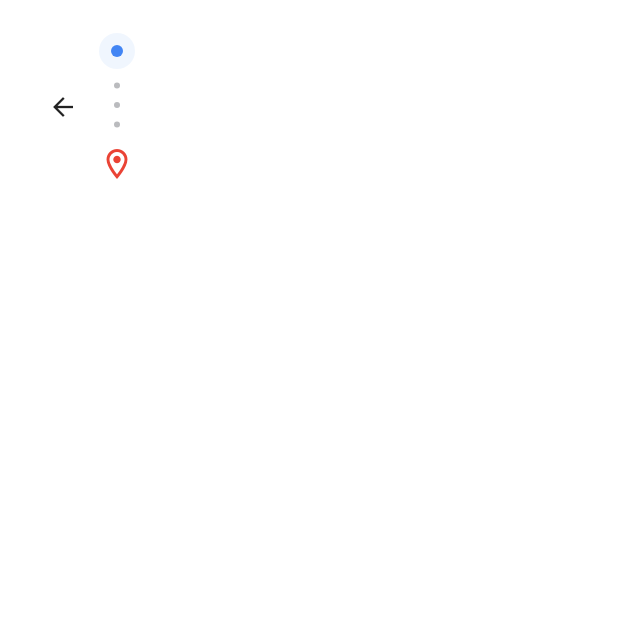
After one commit to geektutor/devfestlagos2022, a Flutter app: the MapsPage screen opened by its route, after a tap on "Search your location here", on a phone screen of 412 x 824 dp, the top half of it. The commit adds this screen. Run offline on Flutter 3.47's test engine with Material 2 defaults, Android fonts, the phone set to English and light mode, and no system bars; our stand-ins replace card_swiper, firebase_core, flutter_phosphor_icons, flutter_svg, gap, google_maps_flutter and 2 more; missing offline and left inert: dart:ffi, flutter_polyline_points; accounts and stored records are empty; generated files the repository leaves out were written again; project files that could hold a hidden picture were left out.

Commit message:
cretated map screen

```diff
--- a/lib/core/router/router.dart
+++ b/lib/core/router/router.dart
@@ -1,5 +1,7 @@
 import 'dart:io';
 
+import 'package:devfest/views/maps_page/maps_page.dart';
+import 'package:devfest/views/maps_page/maps_search_page.dart';
 import 'package:devfest/views/onboarding/onboarding_page.dart';
 import 'package:devfest/views/signin_page/signin_page.dart';
 import 'package:devfest/views/splash_page.dart';
@@ -67,6 +69,12 @@ abstract class AppRouter {
           view: const TalkCategoriesSubPage(),
         );
 
+      case Routes.mapsPage:
+        return getPageRoute(settings: settings, view: const MapsPage());
+
+      case Routes.mapsSearch:
+        return getPageRoute(settings: settings, view: const MapSearchPage());
+
       default:
         return getPageRoute(
           settings: settings,
--- a/lib/core/router/routes.dart
+++ b/lib/core/router/routes.dart
@@ -9,4 +9,6 @@ abstract class Routes {
   static const speakerPage = '/speaker_page';
   static const moreInfoPage = '/more_info_page';
   static const allTalkPage = '/all_talk_page';
+  static const mapsPage = '/maps_page';
+  static const mapsSearch = '/maps_search_page';
 }
--- a/lib/core/state/providers.dart
+++ b/lib/core/state/providers.dart
@@ -1,3 +1,4 @@
+import 'package:devfest/core/state/viewmodels/maps_vm.dart';
 import 'package:hooks_riverpod/hooks_riverpod.dart';
 import 'package:devfest/core/state/viewmodels/viewmodels.dart';
 
@@ -6,3 +7,4 @@ final signinVM = ChangeNotifierProvider((_) => SigninVM(_.read));
 final controllerVM = ChangeNotifierProvider((_) => ControllerVM(_.read));
 final themeVM = ChangeNotifierProvider((_) => ThemeVM());
 final speakersVM = ChangeNotifierProvider((_) => SpeakersVM());
+final mapsVm = ChangeNotifierProvider((_) => MapsVM());
--- a/lib/core/state/viewmodels/controller_vm.dart
+++ b/lib/core/state/viewmodels/controller_vm.dart
@@ -2,6 +2,7 @@ import 'package:devfest/core/router/navigator.dart';
 import 'package:devfest/views/controller_page/controller_page_item.dart';
 import 'package:devfest/views/controller_page/tabs/home/home_page.dart';
 import 'package:devfest/views/controller_page/tabs/profile/profile_page.dart';
+import 'package:devfest/views/maps_page/maps_page.dart';
 import 'package:devfest/views/speakers_page/speakers_page.dart';
 import 'package:flutter/cupertino.dart';
 import 'package:hooks_riverpod/hooks_riverpod.dart';
@@ -48,7 +49,7 @@ class ControllerVM extends ChangeNotifier {
       name: 'Agenda',
     ),
     const ControllerPageItem(
-      page: HomePage(
+      page: MapsPage(
         key: PageStorageKey<String>('map'),
       ),
       image: 'map',
@@ -89,6 +90,11 @@ class ControllerVM extends ChangeNotifier {
     notifyListeners();
   }
 
+  void goToMap() {
+    currentTab = 2;
+    notifyListeners();
+  }
+
   void goToSpeakers() {
     currentTab = 3;
     notifyListeners();
--- /dev/null
+++ b/lib/core/state/viewmodels/maps_vm.dart
@@ -0,0 +1,6 @@
+import 'package:flutter/material.dart';
+
+class MapsVM extends ChangeNotifier {
+  TextEditingController your_location_ctrl = TextEditingController();
+  TextEditingController landmark_ctrl = TextEditingController();
+}
--- a/lib/utils/constants.dart
+++ b/lib/utils/constants.dart
@@ -1,3 +1,4 @@
 abstract class AppConstants {
   static const horizontalPadding = 24.0;
+  static const google_api_key = "AIzaSyBbvurpUV2c7LU9E43ZfqauESb6BqV-43Q";
 }
--- /dev/null
+++ b/lib/views/maps_page/maps_page.dart
@@ -0,0 +1,116 @@
+import 'package:devfest/core/router/navigator.dart';
+import 'package:devfest/core/state/providers.dart';
+import 'package:devfest/utils/constants.dart';
+import 'package:flutter/material.dart';
+import 'package:flutter_polyline_points/flutter_polyline_points.dart';
+import 'package:google_maps_flutter/google_maps_flutter.dart';
+import 'package:hooks_riverpod/hooks_riverpod.dart';
+import 'package:devfest/utils/colors.dart';
+
+class MapsPage extends StatefulHookConsumerWidget {
+  const MapsPage({super.key});
+
+  @override
+  ConsumerState<MapsPage> createState() => _MapsPageState();
+}
+
+class _MapsPageState extends ConsumerState<MapsPage> {
+  late GoogleMapController mapController;
+  final LatLng source = const LatLng(6.465423, 3.406438);
+  final LatLng destination = const LatLng(6.4230432, 3.4450862);
+
+  List<LatLng> polylineCoordinates = [];
+
+  void getPolyPoint() async {
+    PolylinePoints polylinePoints = PolylinePoints();
+
+    PolylineResult result = await polylinePoints.getRouteBetweenCoordinates(
+      AppConstants.google_api_key,
+      PointLatLng(source.latitude, source.longitude),
+      PointLatLng(destination.latitude, destination.longitude),
+    );
+
+    if (result.points.isNotEmpty) {
+      result.points.forEach(
+        (PointLatLng point) => polylineCoordinates.add(
+          LatLng(point.latitude, point.longitude),
+        ),
+      );
+      setState(() {});
+    }
+  }
+
+  void _onMapCreated(GoogleMapController controller) {
+    mapController = controller;
+  }
+
+  @override
+  void initState() {
+    getPolyPoint();
+    // TODO: implement initState
+    super.initState();
+  }
+
+  @override
+  Widget build(BuildContext context) {
+    var vm = ref.watch(mapsVm);
+    return Scaffold(
+      body: SafeArea(
+        child: Container(
+          width: double.infinity,
+          child: Stack(children: [
+            GoogleMap(
+              onMapCreated: _onMapCreated,
+              initialCameraPosition:
+                  CameraPosition(target: destination, zoom: 13.2),
+              markers: {
+                Marker(markerId: MarkerId('destination'), position: destination)
+              },
+              polylines: {
+                Polyline(
+                    polylineId: PolylineId("route"),
+                    points: polylineCoordinates,
+                    color: Colors.blue,
+                    width: 6)
+              },
+            ),
+            Positioned(
+              top: 70,
+              left: 24,
+              right: 20,
+              child: GestureDetector(
+                onTap: () {
+                  AppNavigator.pushNamed(Routes.mapsSearch);
+                },
+                child: Container(
+                  //  width: double.infinity,
+                  padding: EdgeInsets.symmetric(horizontal: 19),
+                  height: 50,
+                  decoration: BoxDecoration(
+                    color: Colors.white,
+                    borderRadius: BorderRadius.circular(30),
+                  ),
+                  child: Row(
+                    children: [
+                      Icon(
+                        Icons.search,
+                        color: Color(0xff797A7C),
+                      ),
+                      SizedBox(
+                        width: 5,
+                      ),
+                      Text(
+                        'Search your location here',
+                        style: TextStyle(color: AppColors.grey12),
+                      )
+                    ],
+                  ),
+                ),
+              ),
+            ),
+          ]),
+        ),
+      ),
+    );
+  }
+}
--- /dev/null
+++ b/lib/views/maps_page/maps_search_page.dart
@@ -0,0 +1,109 @@
+import 'dart:ffi';
+
+import 'package:devfest/core/router/navigator.dart';
+import 'package:devfest/utils/colors.dart';
+import 'package:flutter/material.dart';
+import 'package:devfest/core/state/providers.dart';
+import 'package:hooks_riverpod/hooks_riverpod.dart';
+import 'package:devfest/utils/extensions/extensions.dart';
+import 'package:gap/gap.dart';
+
+class MapSearchPage extends StatefulHookConsumerWidget {
+  const MapSearchPage({super.key});
+
+  @override
+  ConsumerState<MapSearchPage> createState() => _MapSearchPageState();
+}
+
+class _MapSearchPageState extends ConsumerState<MapSearchPage> {
+  @override
+  Widget build(BuildContext context) {
+    var vm = ref.watch(mapsVm);
+
+    return Scaffold(
+      backgroundColor: Colors.white,
+      body: SafeArea(
+        child: Padding(
+          padding: EdgeInsets.only(top: 22, left: 32),
+          child: Column(
+            children: [
+              Row(
+                children: [
+                  GestureDetector(
+                    onTap: () {
+                      Navigator.pop(context);
+                    },
+                    child: Icon(
+                      Icons.arrow_back,
+                      size: 20,
+                    ),
+                  ),
+                  SizedBox(
+                    width: 14,
+                  ),
+                  Column(
+                    children: [
+                      buildDot(
+                          size: 24,
+                          color: Color(0xffF0F6FE),
+                          child: Center(
+                              child:
+                                  buildDot(size: 8, color: Color(0xff4285F4)))),
+                      SizedBox(
+                        height: 9,
+                      ),
+                      buildDot(size: 4, color: AppColors.grey16),
+                      SizedBox(
+                        height: 9,
+                      ),
+                      buildDot(size: 4, color: AppColors.grey16),
+                      SizedBox(
+                        height: 9,
+                      ),
+                      buildDot(size: 4, color: AppColors.grey16),
+                      SizedBox(
+                        height: 12.25,
+                      ),
+                      Icon(
+                        Icons.location_on_outlined,
+                        color: Color(0xffEA4335),
+                      )
+                    ],
+                  ),
+                  SizedBox(
+                    width: 6,
+                  ),
+                  // Column(
+                  //   children: [
+                  //     TextField(
+                  //       controller: vm.your_location_ctrl,
+                  //       decoration: InputDecoration(
+                  //           hintText: 'Your Location',
+                  //           border: OutlineInputBorder(
+                  //               borderRadius: BorderRadius.circular(5),
+                  //               borderSide:
+                  //                   BorderSide(color: AppColors.grey16))),
+                  //     )
+                  //   ],
+                  // )
+                ],
+              )
+            ],
+          ),
+        ),
+      ),
+    );
+  }
+}
+
+Widget buildDot({required double size, required Color color, Widget? child}) {
+  return Container(
+    height: size,
+    width: size,
+    decoration: BoxDecoration(
+      color: color,
+      borderRadius: BorderRadius.circular(100),
+    ),
+    child: Center(child: child),
+  );
+}
--- a/lib/widgets/speaker_card.dart
+++ b/lib/widgets/speaker_card.dart
@@ -47,7 +47,8 @@ class SpeakerCard extends HookConsumerWidget {
           lastName: lastName,
           role: role,
           time: time,
-            venue: venue);
+          venue: venue,
+        );
       },
       child: Column(
         crossAxisAlignment: CrossAxisAlignment.start,
--- a/pubspec.yaml
+++ b/pubspec.yaml
@@ -18,9 +18,11 @@ dependencies:
   flutter_localizations:
     sdk: flutter
   flutter_phosphor_icons: ^0.0.1+6
+  flutter_polyline_points: ^1.0.0
   flutter_svg: ^1.1.4
   gap: ^2.0.0
   google_fonts: ^3.0.1
+  google_maps_flutter: ^2.2.1
   hooks_riverpod: ^1.0.4
   intl: ^0.17.0
   logger: ^1.1.0
```
Also changed, not shown: assets/images/png/location.png.png (added), pubspec.lock, 3 other files. Lines whose indentation alone changed are shown as unchanged.
